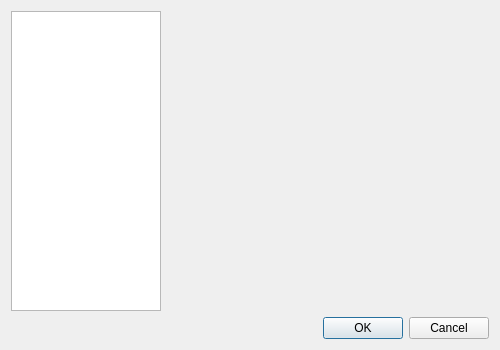
This is ui/qqsettingsmanager.ui in dguihal/quteqoin as Qt 5 draws it before an edit. The edited form follows.
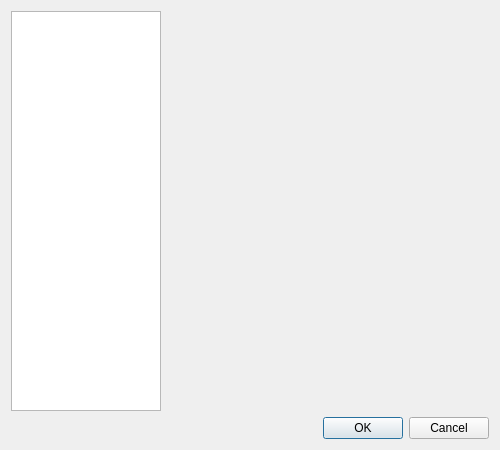
This is the edited form.

What changed in the file:
```diff
--- a/ui/qqsettingsmanager.ui
+++ b/ui/qqsettingsmanager.ui
@@ -7,7 +7,7 @@
     <x>0</x>
     <y>0</y>
     <width>500</width>
-    <height>350</height>
+    <height>450</height>
    </rect>
   </property>
   <property name="sizePolicy">
```
